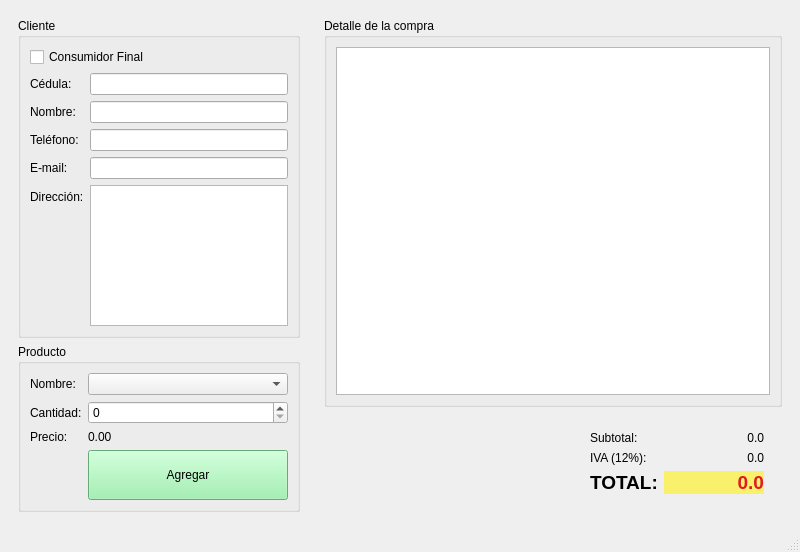
KevsWit/P59-Tienda-Qt, file tienda.ui: the form before one commit.
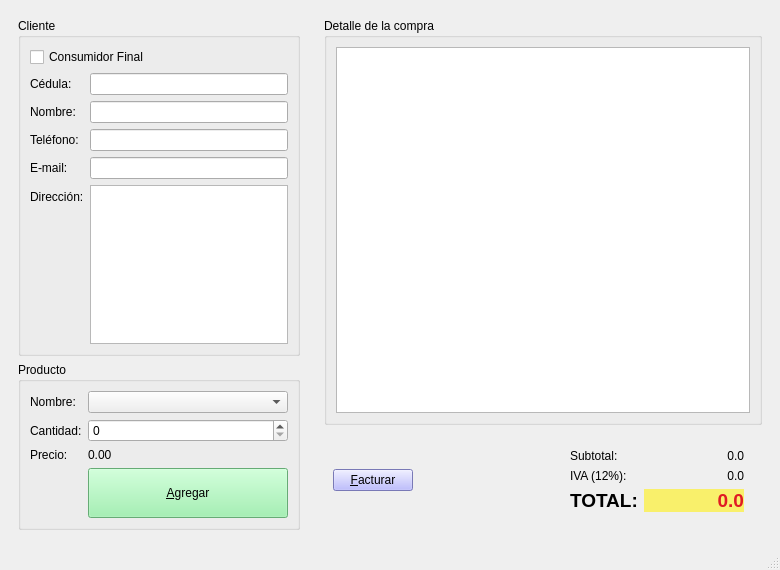
The form after the commit.

Commit message: Factura  y cambios Tienda UI

Patch:
```diff
--- a/tienda.ui
+++ b/tienda.ui
@@ -6,10 +6,16 @@
    <rect>
     <x>0</x>
     <y>0</y>
-    <width>800</width>
-    <height>552</height>
+    <width>780</width>
+    <height>570</height>
    </rect>
   </property>
+  <property name="maximumSize">
+   <size>
+    <width>780</width>
+    <height>570</height>
+   </size>
+  </property>
   <property name="windowTitle">
    <string>Tienda</string>
   </property>
@@ -152,7 +158,7 @@
              <string notr="true">background-color: rgb(143, 240, 164);</string>
             </property>
             <property name="text">
-             <string>Agregar</string>
+             <string>&amp;Agregar</string>
             </property>
            </widget>
           </item>
@@ -172,7 +178,11 @@
          </property>
          <layout class="QHBoxLayout" name="horizontalLayout_2">
           <item>
-           <widget class="QTableWidget" name="outDetalle"/>
+           <widget class="QTableWidget" name="outDetalle">
+            <property name="enabled">
+             <bool>true</bool>
+            </property>
+           </widget>
           </item>
          </layout>
         </widget>
@@ -180,6 +190,16 @@
        <item>
         <widget class="QWidget" name="widget_3" native="true">
          <layout class="QHBoxLayout" name="horizontalLayout">
+          <item>
+           <widget class="QPushButton" name="cmdFacturar">
+            <property name="styleSheet">
+             <string notr="true">background-color: rgb(170, 170, 255);</string>
+            </property>
+            <property name="text">
+             <string>&amp;Facturar</string>
+            </property>
+           </widget>
+          </item>
           <item>
            <spacer name="horizontalSpacer">
             <property name="orientation">
```
Left out of the diff: 2 changed lines with no effect on the pictures. The commit also changes 5 other files.
